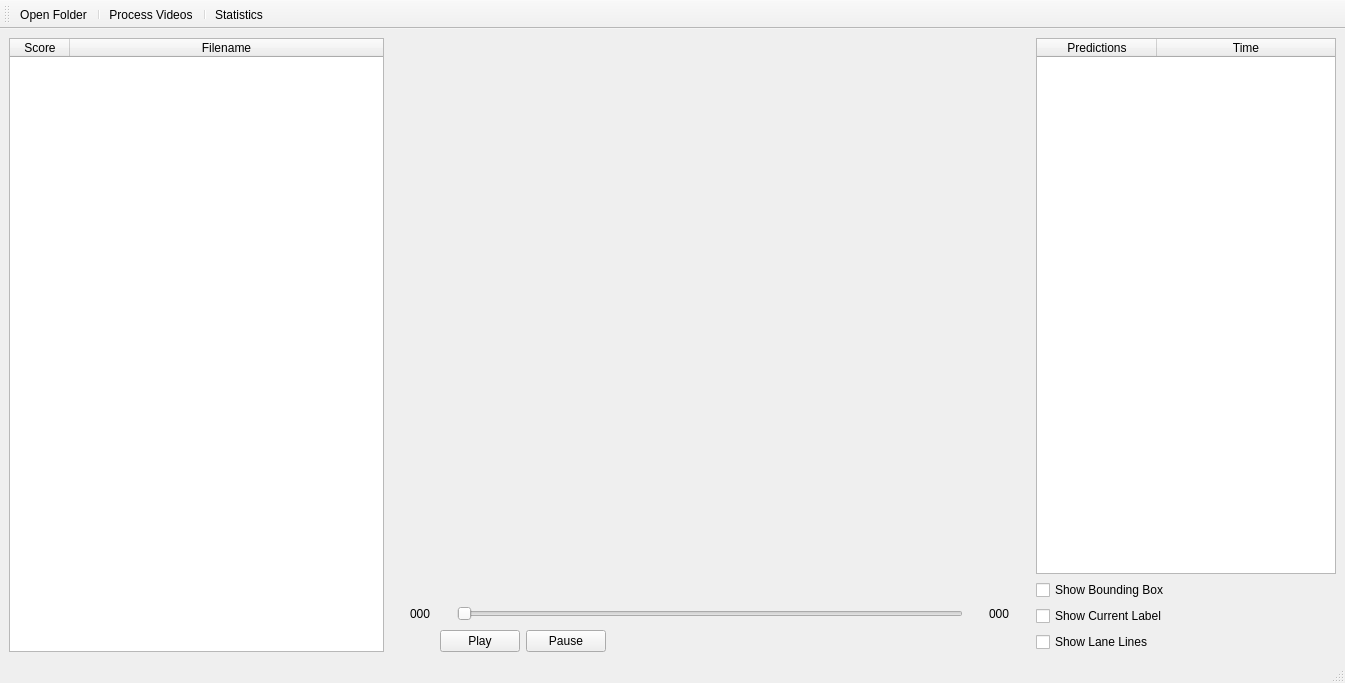
byq-luo/bosch, file App.ui: the form before one commit.
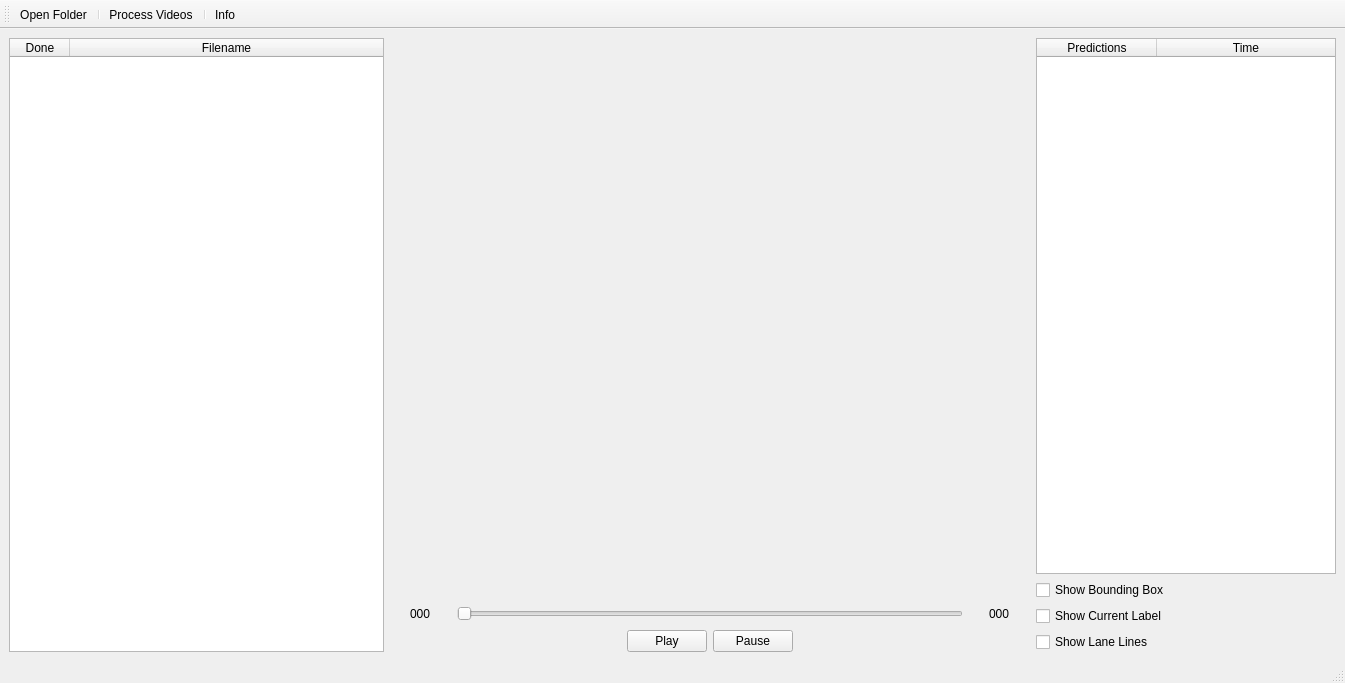
The form after the commit. Custom widgets are drawn as their Qt base class.

Patch:
```diff
--- a/App.ui
+++ b/App.ui
@@ -60,7 +60,7 @@
         </attribute>
         <column>
          <property name="text">
-          <string>Score</string>
+          <string>Done</string>
          </property>
         </column>
         <column>
@@ -190,6 +190,19 @@
           </property>
          </spacer>
         </item>
+        <item>
+         <spacer name="horizontalSpacer_8">
+          <property name="orientation">
+           <enum>Qt::Horizontal</enum>
+          </property>
+          <property name="sizeHint" stdset="0">
+           <size>
+            <width>40</width>
+            <height>20</height>
+           </size>
+          </property>
+         </spacer>
+        </item>
         <item>
          <widget class="QPushButton" name="playButton">
           <property name="text">
@@ -368,7 +381,7 @@
   </action>
   <action name="actionInfo">
    <property name="text">
-    <string>Statistics</string>
+    <string>Info</string>
    </property>
   </action>
  </widget>
```
